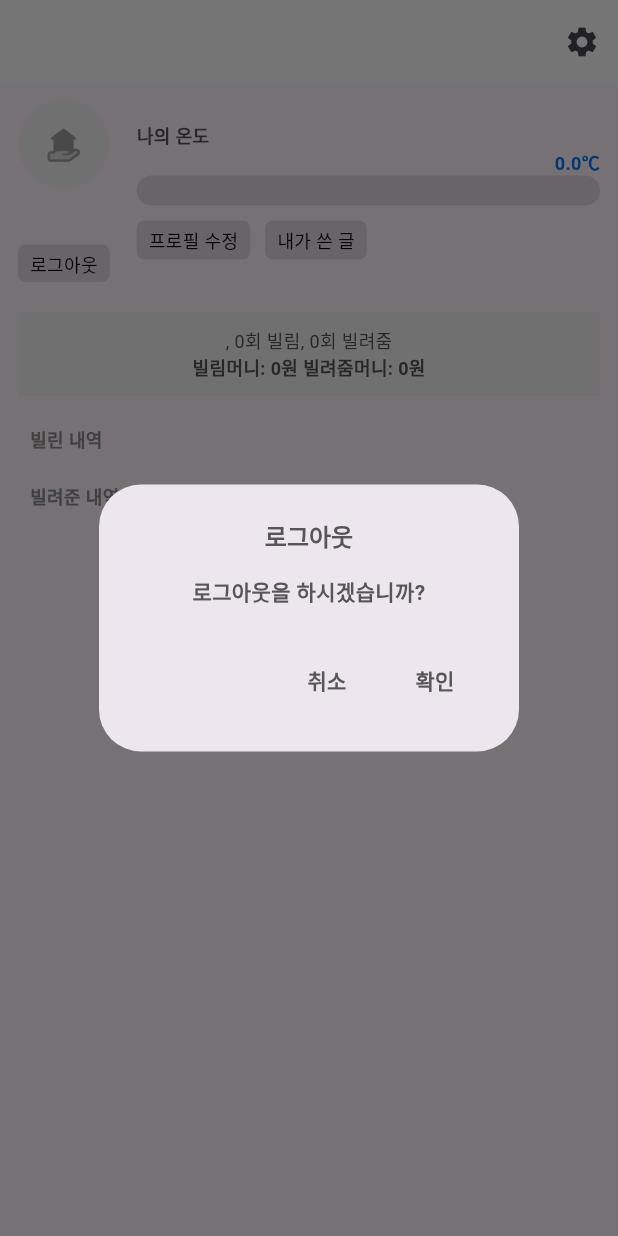
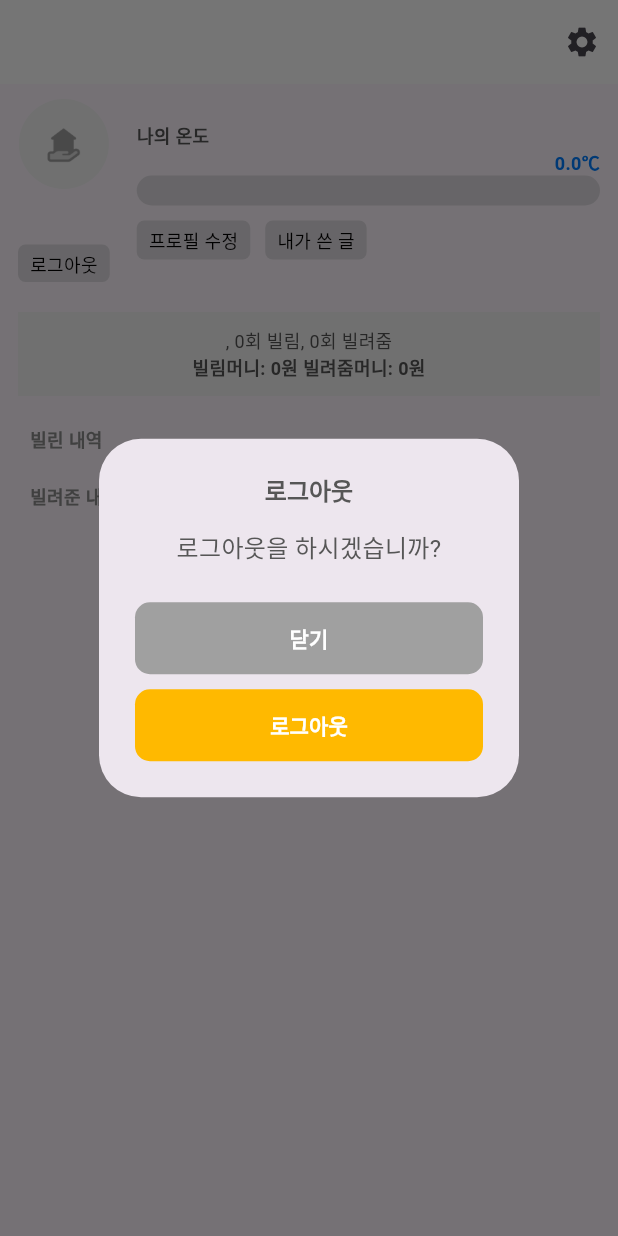
Before and after one commit to billimiut/billimiut_app, a Flutter app: the MyPage screen opened directly, after a tap on "로그아웃", on a phone screen of 412 x 824 dp. Run offline on Flutter 3.47's test engine with Material 3 defaults, Android fonts, the phone set to English and light mode, and no system bars; our stand-ins replace cloud_firestore, firebase_core, flutter_datetime_picker_plus, flutter_dotenv, flutter_secure_storage, flutter_svg and 6 more; accounts and stored records are empty; network calls fail.

Commit message:
design: 모달창 디자인 변경 중

```diff
--- a/lib/screens/chatting_detail_screen.dart
+++ b/lib/screens/chatting_detail_screen.dart
@@ -133,7 +133,7 @@ class _ChattingDetailState extends State<ChattingDetail> {
           'post_id': widget.postId,
           'sender_id': user.userId,
           'message': messageController.text,
-          'time': DateTime.now().toIso8601String(),
+          'time': DateTime.now().toLocal().toIso8601String(),
         });
         messageController.text = "";
         messageController.clear();
--- a/lib/widgets/profile_card.dart
+++ b/lib/widgets/profile_card.dart
@@ -102,26 +102,42 @@ class ProfileCard extends StatelessWidget {
                               "로그아웃을 하시겠습니까?",
                               textAlign: TextAlign.center,
                               style: TextStyle(
-                                fontSize: 14,
-                                fontWeight: FontWeight.w600,
+                                fontSize: 16,
+                                fontWeight: FontWeight.w400,
                                 color: Color(0xFF565656),
                               ),
                             ),
                             actions: <Widget>[
-                              TextButton(
+                              Container(
+                                width: double.infinity,
+                                decoration: BoxDecoration(
+                                  color: const Color(0xFFA0A0A0),
+                                  borderRadius: BorderRadius.circular(10),
+                                ),
+                                child: TextButton(
                                   onPressed: () {
                                     Navigator.pop(context);
                                   },
                                   child: const Text(
-                                  '취소',
+                                    '닫기',
                                     style: TextStyle(
                                       fontSize: 14,
                                       fontWeight: FontWeight.w600,
-                                    color: Color(0xFF565656),
+                                      color: Colors.white,
                                     ),
                                   ),
                                 ),
-                              TextButton(
+                              ),
+                              const SizedBox(
+                                height: 10,
+                              ),
+                              Container(
+                                width: double.infinity,
+                                decoration: BoxDecoration(
+                                  color: const Color(0xFFFFB900),
+                                  borderRadius: BorderRadius.circular(10),
+                                ),
+                                child: TextButton(
                                   onPressed: () {
                                     deleteToken('login_token');
                                     Navigator.push(
@@ -133,11 +149,12 @@ class ProfileCard extends StatelessWidget {
                                     );
                                   },
                                   child: const Text(
-                                  '확인',
+                                    '로그아웃',
                                     style: TextStyle(
                                       fontSize: 14,
                                       fontWeight: FontWeight.w600,
-                                    color: Color(0xFF565656),
+                                      color: Colors.white,
+                                    ),
                                   ),
                                 ),
                               ),
```
Also changed, not shown: lib/screens/signup_screen.dart (+6 -6 lines), lib/widgets/animated_marker.dart (+5 -5 lines), lib/widgets/chatting_post_detail.dart (+45 -11 lines). Lines whose indentation alone changed are shown as unchanged.
